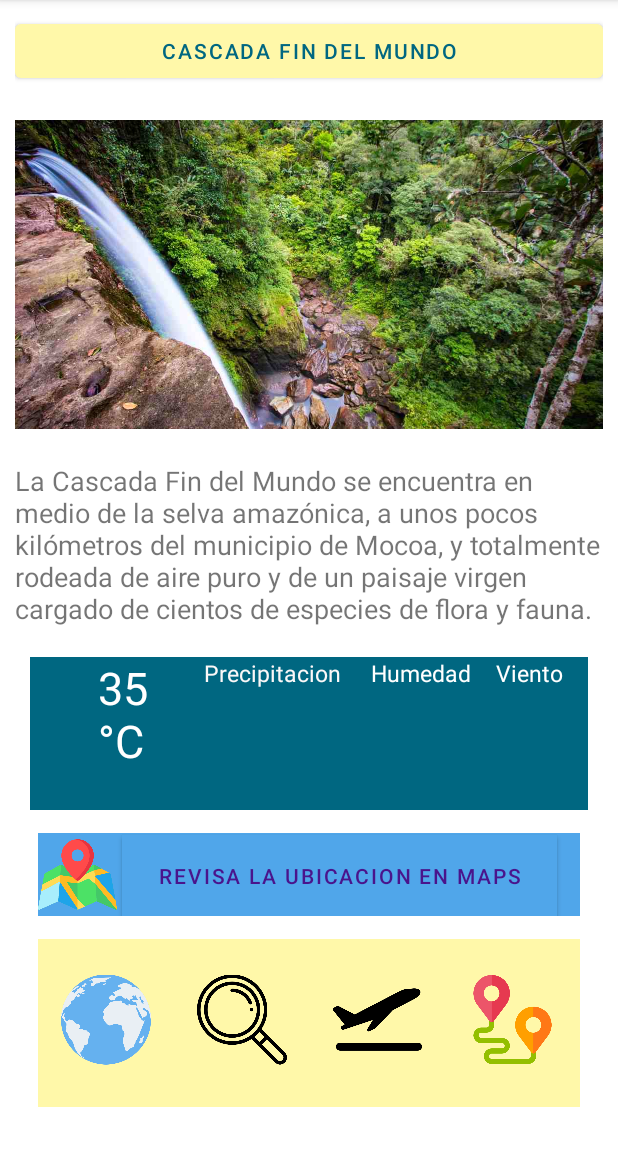
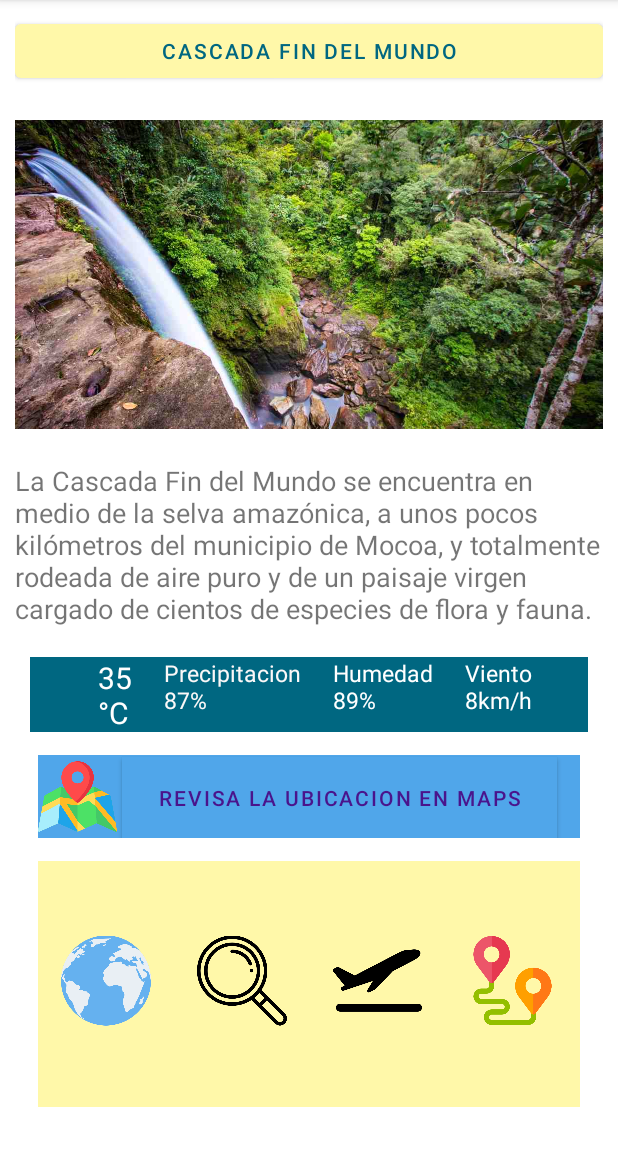
Before and after one commit to tpsalamanca/Natourapp, an Android app: the screen it shows after launch (MainActivity), on a phone screen of 412 x 824 dp, the part 84-1236 px from its top. Run offline under Robolectric (Android 15) with nearby library versions, the light colour scheme and no system bars.

Commit message:
"cambios 1"

```diff
--- a/app/src/main/res/layout/activity_main.xml
+++ b/app/src/main/res/layout/activity_main.xml
@@ -39,7 +39,7 @@
 
     <LinearLayout
         android:layout_width="match_parent"
-        android:layout_height="102dp"
+        android:layout_height="50dp"
         android:layout_marginEnd="10dp"
         android:layout_marginTop="10dp"
         android:layout_marginStart="10dp"
@@ -56,7 +56,7 @@
             android:paddingLeft="45dp"
             android:text="35 °C"
             android:textColor="#FFFFFF"
-            android:textSize="30dp" />
+            android:textSize="20dp" />
 
 
         <TextView
@@ -65,7 +65,7 @@
             android:layout_height="match_parent"
             android:layout_weight="0.25"
             android:background="#006781"
-            android:text="Precipitacion "
+            android:text="Precipitacion 87%"
             android:textColor="#FBF8F8"
             android:textSize="15dp" />
 
@@ -75,7 +75,7 @@
             android:layout_height="match_parent"
             android:layout_weight="0.25"
             android:background="#006781"
-            android:text="Humedad"
+            android:text="Humedad 89%"
             android:textColor="#FFFFFF"
             android:textSize="15sp" />
 
@@ -85,7 +85,7 @@
             android:layout_height="match_parent"
             android:layout_weight="0.25"
             android:background="#006781"
-            android:text="Viento"
+            android:text="Viento 8km/h"
             android:textColor="#FFFFFF"
             android:textSize="15sp" />
 
```
